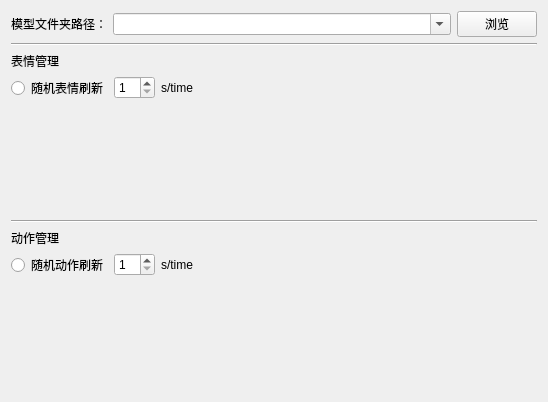
This is src/ModelWidget.ui in 2939093767/QT-Live2D-Player as Qt 5 draws it before an edit. The edited form follows.
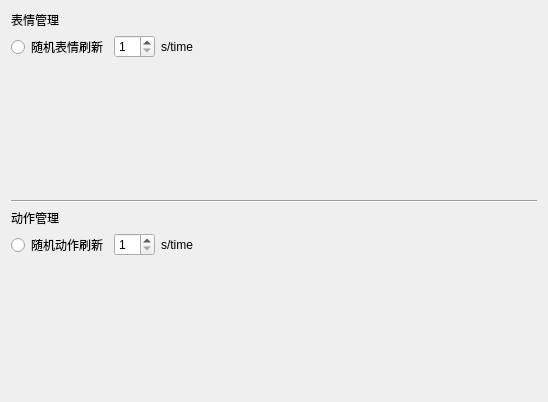
This is the edited form.

```diff
--- a/src/ModelWidget.ui
+++ b/src/ModelWidget.ui
@@ -13,39 +13,7 @@
   <property name="windowTitle">
    <string>Form</string>
   </property>
-  <layout class="QVBoxLayout" name="verticalLayout" stretch="0,0,0,0,1,0,0,0,1">
-   <item>
-    <layout class="QHBoxLayout" name="horizontalLayout" stretch="0,1,0">
-     <item>
-      <widget class="QLabel" name="label">
-       <property name="text">
-        <string>模型文件夹路径：</string>
-       </property>
-      </widget>
-     </item>
-     <item>
-      <widget class="QComboBox" name="comboBox">
-       <property name="editable">
-        <bool>true</bool>
-       </property>
-      </widget>
-     </item>
-     <item>
-      <widget class="QPushButton" name="pushButton">
-       <property name="text">
-        <string>浏览</string>
-       </property>
-      </widget>
-     </item>
-    </layout>
-   </item>
-   <item>
-    <widget class="Line" name="line">
-     <property name="orientation">
-      <enum>Qt::Horizontal</enum>
-     </property>
-    </widget>
-   </item>
+  <layout class="QVBoxLayout" name="verticalLayout" stretch="0,0,1,0,0,0,1">
    <item>
     <widget class="QLabel" name="label_2">
      <property name="text">
```
Left out of the diff: 16 changed lines with no effect on the pictures.
